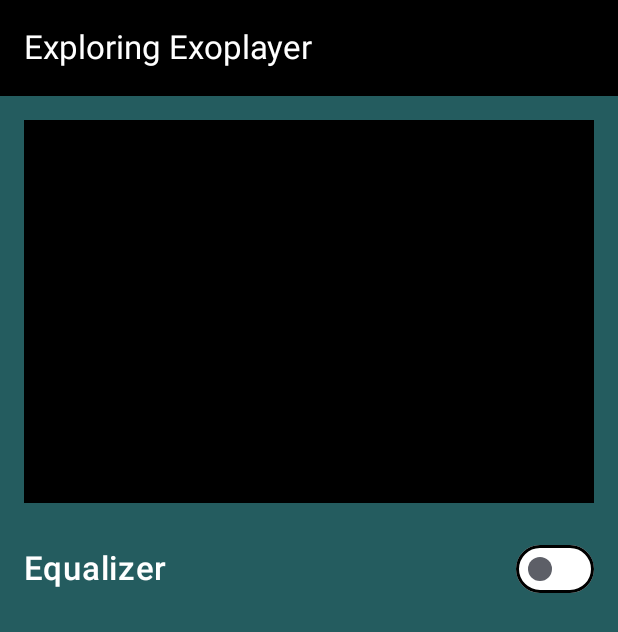
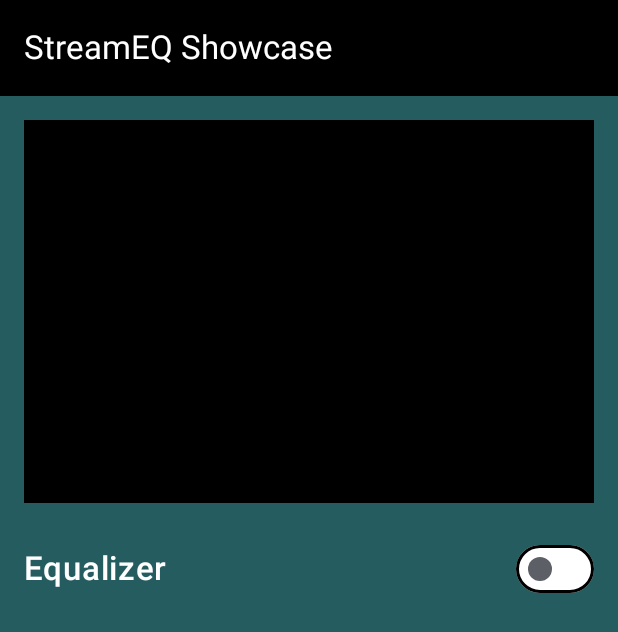
Before and after one commit to cp-megh-l/audio-equalizer-compose, an Android app built with Jetpack Compose: the screen it shows after launch (MainActivity), on a phone screen of 412 x 824 dp. Shown: the top 632 px of the screen. Run offline under Robolectric (Android 15) with nearby library versions, the phone set to English and light mode, and no system bars; our stand-ins replace Dagger/Hilt's generated code; 2 statements that could not run were skipped.

Commit message:
Minor changes

```diff
--- /dev/null
+++ b/app/src/main/java/com/example/exploringexoplayer/data/model/AudioEffects.kt
@@ -0,0 +1,6 @@
+package com.example.exploringexoplayer.data.model
+
+data class AudioEffects(
+    var selectedEffectType: Int = 0,
+    var gainValues: ArrayList<Double>
+)
--- a/app/src/main/java/com/example/exploringexoplayer/data/preferences/EqualizerPreferences.kt
+++ b/app/src/main/java/com/example/exploringexoplayer/data/preferences/EqualizerPreferences.kt
@@ -1,7 +1,7 @@
 package com.example.exploringexoplayer.data.preferences
 
 import android.content.SharedPreferences
-import com.example.exploringexoplayer.ui.audioequaliser.AudioEffects
+import com.example.exploringexoplayer.data.model.AudioEffects
 import com.google.gson.Gson
 import javax.inject.Inject
 import javax.inject.Named
--- a/app/src/main/java/com/example/exploringexoplayer/ui/audioequaliser/AudioEqualizerView.kt
+++ b/app/src/main/java/com/example/exploringexoplayer/ui/audioequaliser/AudioEqualizerView.kt
@@ -19,6 +19,7 @@ import androidx.compose.foundation.layout.Row
 import androidx.compose.foundation.layout.Spacer
 import androidx.compose.foundation.layout.aspectRatio
 import androidx.compose.foundation.layout.fillMaxHeight
+import androidx.compose.foundation.layout.fillMaxSize
 import androidx.compose.foundation.layout.fillMaxWidth
 import androidx.compose.foundation.layout.height
 import androidx.compose.foundation.layout.offset
@@ -56,6 +57,7 @@ import androidx.compose.ui.graphics.Color
 import androidx.compose.ui.graphics.graphicsLayer
 import androidx.compose.ui.platform.LocalContext
 import androidx.compose.ui.platform.LocalLifecycleOwner
+import androidx.compose.ui.res.stringResource
 import androidx.compose.ui.text.font.FontWeight
 import androidx.compose.ui.text.style.TextAlign
 import androidx.compose.ui.text.style.TextOverflow
@@ -73,30 +75,14 @@ import androidx.media3.datasource.DefaultHttpDataSource
 import androidx.media3.exoplayer.ExoPlayer
 import androidx.media3.exoplayer.hls.HlsMediaSource
 import androidx.media3.ui.PlayerView
+import com.example.exploringexoplayer.R
 
 var effectType = arrayListOf(
     "Custom", "Flat", "Acoustic", "Dance",
     "Hip Hop", "Jazz", "Pop", "Rock", "Podcast"
 )
 
-const val PRESET_CUSTOM = 0
-const val PRESET_FLAT = 1
-const val PRESET_ACOUSTIC = 2
-const val PRESET_DANCE_LOUNGE = 3
-const val PRESET_HIP_HOP = 4
-const val PRESET_JAZZ_BLUES = 5
-const val PRESET_POP = 6
-const val PRESET_ROCK = 7
-const val PRESET_PODCAST = 8
-
-val FLAT = arrayListOf(0.0, 0.0, 0.0, 0.0, 0.0)
-val ACOUSTIC = arrayListOf(0.44, 0.12, 0.12, 0.34, 0.2)
-val DANCE = arrayListOf(0.52, 0.08, 0.28, 0.48, 0.06)
-val HIP_HOPE = arrayListOf(0.44, 0.06, -0.14, 0.1, 0.38)
-val JAZZ = arrayListOf(0.32, 0.0, 0.22, 0.1, 0.2)
-val POP = arrayListOf(-0.14, 0.28, 0.38, 0.22, -0.2)
-val ROCK = arrayListOf(0.38, 0.2, -0.04, 0.02, 0.34)
-val PODCAST = arrayListOf(-0.12, 0.26, 0.36, 0.16, -0.2)
+const val M3U8_URL = "http://sample.vodobox.net/skate_phantom_flex_4k/skate_phantom_flex_4k.m3u8"
 
 @androidx.annotation.OptIn(UnstableApi::class) @OptIn(ExperimentalMaterial3Api::class)
 @Composable
@@ -105,7 +91,7 @@ fun AudioEqualizerView() {
         topBar = {
             TopAppBar(
                 title = {
-                    Text(text = "Exploring Exoplayer")
+                    Text(text = stringResource(R.string.top_app_bar_title))
                 },
                 colors = TopAppBarDefaults.topAppBarColors(
                     containerColor = Color.Black,
@@ -118,26 +104,20 @@ fun AudioEqualizerView() {
         val paddingValues = it
         val context = LocalContext.current
         val viewModel = hiltViewModel<AudioEqualizerViewModel>()
-        val audioEffects by viewModel.audioEffects.collectAsState()
 
         val enableEqualizer by viewModel.enableEqualizer.collectAsState()
 
-        DisposableEffect(key1 = Unit, effect = {
-            onDispose {
-                viewModel.onStop()
-            }
-        })
-
-
         val lifecycleOwner = LocalLifecycleOwner.current
 
-        val exoPlayer = ExoPlayerManager.getExoPlayer(context)
+        val exoPlayer = remember {
+            ExoPlayerManager.getExoPlayer(context)
+        }
 
         LaunchedEffect(key1 = Unit) {
             val dataSourceFactory = DefaultHttpDataSource.Factory()
 
             val uri = Uri.Builder()
-                .encodedPath("https://www.youtube.com/watch?v=zFHp6uj3aJ0")
+                .encodedPath(M3U8_URL)
                 .build()
             val mediaItem = MediaItem.Builder().setUri(uri).build()
 
@@ -154,6 +134,7 @@ fun AudioEqualizerView() {
             contentPadding = PaddingValues(top = it.calculateTopPadding())
         ) {
             item {
+                Box(modifier = Modifier.fillMaxSize()){
                     AndroidView(
                         modifier = Modifier
                             .fillMaxWidth()
@@ -170,6 +151,7 @@ fun AudioEqualizerView() {
                         }
                     )
                 }
+            }
 
             item {
                 Spacer(modifier = Modifier.height(20.dp))
@@ -182,7 +164,7 @@ fun AudioEqualizerView() {
                     verticalAlignment = Alignment.CenterVertically
                 ) {
                     Text(
-                        text = "Equalizer",
+                        text = stringResource(R.string.equalizer_title_text),
                         fontSize = MaterialTheme.typography.titleLarge.fontSize,
                         fontWeight = FontWeight.SemiBold,
                         color = Color.White
@@ -206,7 +188,7 @@ fun AudioEqualizerView() {
                 AnimatedVisibility(
                     visible = enableEqualizer,
                     enter = fadeIn() + slideInVertically { fullHeight -> -fullHeight / 2 },
-                    exit = fadeOut() + slideOutVertically { fullHeight -> -fullHeight / 2 }
+                    exit = fadeOut() + slideOutVertically { fullHeight -> -fullHeight / 3 }
                 ) {
                     EqualizerView(viewModel = viewModel)
                 }
@@ -218,7 +200,42 @@ fun AudioEqualizerView() {
                     enter = fadeIn() + slideInVertically { fullHeight -> -fullHeight / 2 },
                     exit = fadeOut() + slideOutVertically { fullHeight -> -fullHeight / 2 }
                 ) {
+                    PresetsView(viewModel)
+                }
+            }
+
+            item {
+                Spacer(modifier = Modifier.height(20.dp))
+            }
+        }
+
+        DisposableEffect(key1 = lifecycleOwner) {
+            val observer = LifecycleEventObserver { _, event ->
+                if (event == Lifecycle.Event.ON_RESUME) {
+                    exoPlayer.playWhenReady = false
+                } else if (event == Lifecycle.Event.ON_PAUSE) {
+                    exoPlayer.playWhenReady = false
+                }
+            }
+            lifecycleOwner.lifecycle.addObserver(observer)
+            onDispose {
+                lifecycleOwner.lifecycle.removeObserver(observer)
+            }
+        }
+
+        DisposableEffect(key1 = Unit) {
+            onDispose {
+                ExoPlayerManager.releaseExoPlayer()
+            }
+        }
+
+    }
+}
+
+@Composable
+fun PresetsView(viewModel: AudioEqualizerViewModel) {
     Column {
+        val audioEffects by viewModel.audioEffects.collectAsState()
         val groupedList = effectType.chunked(4)
 
         Row(
@@ -234,14 +251,17 @@ fun AudioEqualizerView() {
             )
 
             Text(
-                                text = "Presets",
+                text = stringResource(R.string.presets_title_text),
                 fontSize = MaterialTheme.typography.titleMedium.fontSize,
                 fontWeight = FontWeight.Medium,
                 color = Color.White,
-                                modifier = Modifier.wrapContentWidth().weight(0.5f).padding(4.dp).zIndex(1f),
+                modifier = Modifier
+                    .wrapContentWidth()
+                    .weight(0.5f)
+                    .padding(4.dp)
+                    .zIndex(1f),
                 textAlign = TextAlign.Center
             )
-
 
             Divider(
                 modifier = Modifier
@@ -314,35 +334,6 @@ fun AudioEqualizerView() {
                 }
             }
         }
-                    }
-                }
-            }
-
-            item {
-                Spacer(modifier = Modifier.height(20.dp))
-            }
-        }
-
-        DisposableEffect(key1 = lifecycleOwner) {
-            val observer = LifecycleEventObserver { _, event ->
-                if (event == Lifecycle.Event.ON_RESUME) {
-                    exoPlayer.playWhenReady = false
-                } else if (event == Lifecycle.Event.ON_PAUSE) {
-                    exoPlayer.playWhenReady = false
-                }
-            }
-            lifecycleOwner.lifecycle.addObserver(observer)
-            onDispose {
-                lifecycleOwner.lifecycle.removeObserver(observer)
-            }
-        }
-
-        DisposableEffect(key1 = Unit) {
-            onDispose {
-                ExoPlayerManager.releaseExoPlayer()
-            }
-        }
-
     }
 }
 
--- a/app/src/main/java/com/example/exploringexoplayer/ui/audioequaliser/AudioEqualizerViewModel.kt
+++ b/app/src/main/java/com/example/exploringexoplayer/ui/audioequaliser/AudioEqualizerViewModel.kt
@@ -1,12 +1,31 @@
 package com.example.exploringexoplayer.ui.audioequaliser
 
 import android.media.audiofx.Equalizer
-import android.util.Log
 import androidx.lifecycle.ViewModel
+import com.example.exploringexoplayer.data.model.AudioEffects
 import com.example.exploringexoplayer.data.preferences.EqualizerPreferences
 import dagger.hilt.android.lifecycle.HiltViewModel
 import kotlinx.coroutines.flow.MutableStateFlow
 import javax.inject.Inject
+
+const val PRESET_CUSTOM = 0
+const val PRESET_FLAT = 1
+const val PRESET_ACOUSTIC = 2
+const val PRESET_DANCE_LOUNGE = 3
+const val PRESET_HIP_HOP = 4
+const val PRESET_JAZZ_BLUES = 5
+const val PRESET_POP = 6
+const val PRESET_ROCK = 7
+const val PRESET_PODCAST = 8
+
+val FLAT = arrayListOf(0.0, 0.0, 0.0, 0.0, 0.0)
+val ACOUSTIC = arrayListOf(0.44, 0.12, 0.12, 0.34, 0.2)
+val DANCE = arrayListOf(0.52, 0.08, 0.28, 0.48, 0.06)
+val HIP_HOPE = arrayListOf(0.44, 0.06, -0.14, 0.1, 0.38)
+val JAZZ = arrayListOf(0.32, 0.0, 0.22, 0.1, 0.2)
+val POP = arrayListOf(-0.14, 0.28, 0.38, 0.22, -0.2)
+val ROCK = arrayListOf(0.38, 0.2, -0.04, 0.02, 0.34)
+val PODCAST = arrayListOf(-0.12, 0.26, 0.36, 0.16, -0.2)
 
 @HiltViewModel
 class AudioEqualizerViewModel @Inject constructor(
@@ -56,8 +75,6 @@ class AudioEqualizerViewModel @Inject constructor(
                 setBandLevel(index.toShort(), bandLevel)
             }
         }
-
-        Log.e("XXX", "AudioEffects - ${audioEffects.value}")
     }
 
     fun onBandLevelChanged(changedBand: Int, newGainValue: Int) {
@@ -85,13 +102,6 @@ class AudioEqualizerViewModel @Inject constructor(
         }
     }
 
-    fun onStop() {
-        equalizer?.let {
-            it.release()
-            equalizer = null
-        }
-    }
-
     private fun getPresetGainValue(index: Int): List<Double> {
         return when (index) {
             PRESET_FLAT -> FLAT
@@ -106,8 +116,3 @@ class AudioEqualizerViewModel @Inject constructor(
         }
     }
 }
-
-data class AudioEffects(
-    var selectedEffectType: Int = 0,
-    var gainValues: ArrayList<Double>
-)
--- a/app/src/main/res/values/strings.xml
+++ b/app/src/main/res/values/strings.xml
@@ -1,3 +1,6 @@
 <resources>
-    <string name="app_name">ExploringExoplayer</string>
+    <string name="app_name">StreamEQ Showcase</string>
+    <string name="top_app_bar_title">StreamEQ Showcase</string>
+    <string name="equalizer_title_text">Equalizer</string>
+    <string name="presets_title_text">Presets</string>
 </resources>
```
Also changed, not shown: app/build.gradle.kts (+3 -4 lines). Lines whose indentation alone changed are shown as unchanged.
